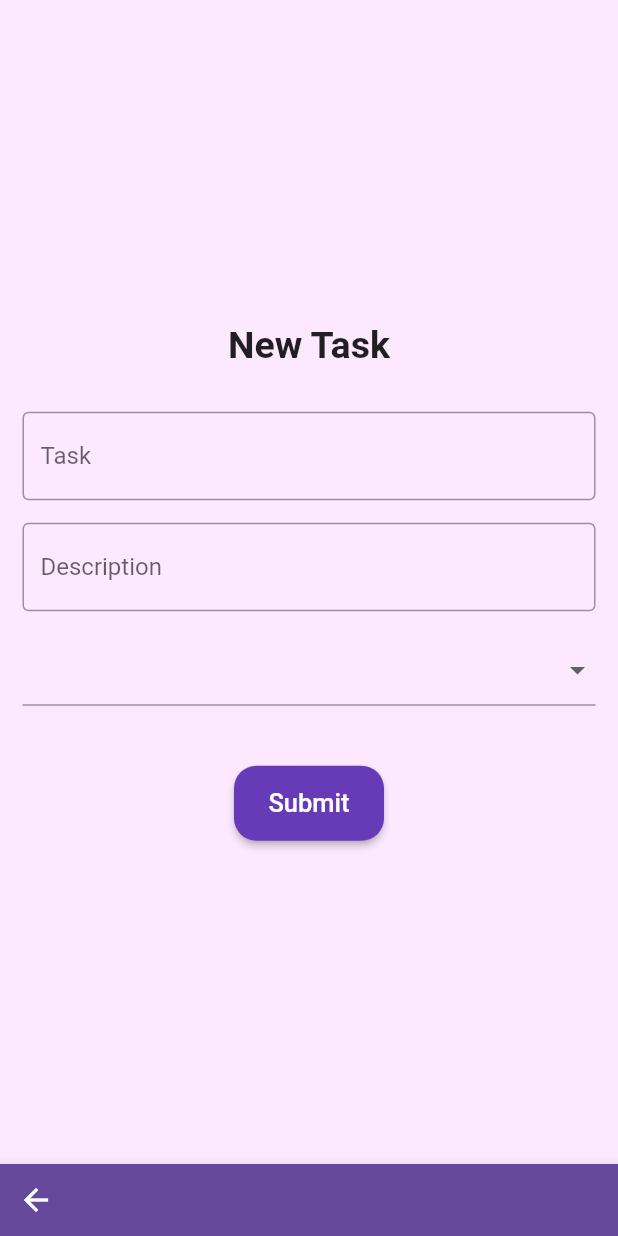
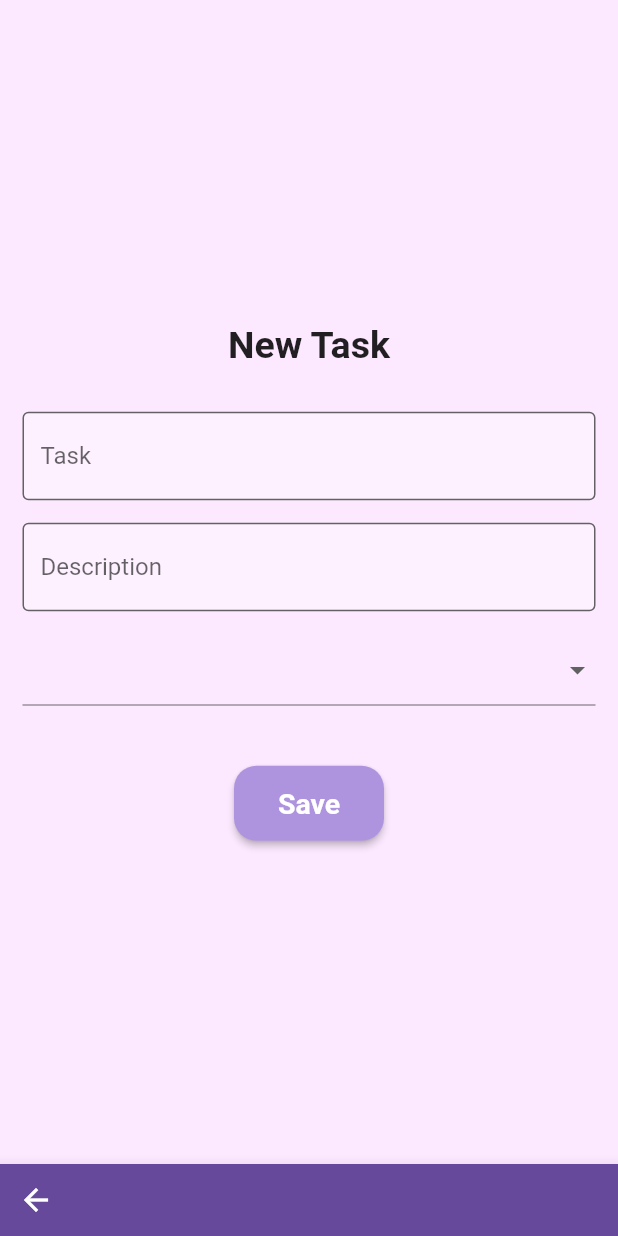
Before and after one commit to ArthurBufon/flutter_todo_app, a Flutter app: the screen it shows after launch, after a tap on the "add" icon, on a phone screen of 412 x 824 dp. Run offline on Flutter 3.47's test engine with Material 2 defaults, Android fonts, the phone set to English and light mode, and no system bars; our stand-ins replace cloud_firestore, firebase_core, flutter_slidable; accounts and stored records are empty.

Commit message:
Changed submit button color.

```diff
--- a/lib/widgets/task/new_task.dart
+++ b/lib/widgets/task/new_task.dart
@@ -102,6 +102,8 @@ class _NewTaskState extends State<NewTask> {
                     TextFormField(
                       controller: taskNameController,
                       decoration: const InputDecoration(
+                        filled: true,
+                        fillColor: Color.fromARGB(255, 253, 241, 255),
                         border: OutlineInputBorder(),
                         labelText: 'Task',
                       ),
@@ -118,6 +120,8 @@ class _NewTaskState extends State<NewTask> {
                     TextFormField(
                       controller: taskDescController,
                       decoration: const InputDecoration(
+                        filled: true,
+                        fillColor: Color.fromARGB(255, 253, 241, 255),
                         border: OutlineInputBorder(),
                         labelText: 'Description',
                       ),
@@ -166,17 +170,21 @@ class _NewTaskState extends State<NewTask> {
                                 taskTag: taskTag);
                           }
                         },
-                        // Submit Form.
                         style: ButtonStyle(
-                          shape: MaterialStatePropertyAll(
-                            RoundedRectangleBorder(
-                              borderRadius: BorderRadius.circular(15),
+                            shape: MaterialStatePropertyAll(
+                              RoundedRectangleBorder(
+                                borderRadius: BorderRadius.circular(15),
+                              ),
                             ),
+                            backgroundColor: const MaterialStatePropertyAll(
+                              Color.fromARGB(255, 174, 148, 222),
+                            )),
+                        child: const Text(
+                          'Save',
+                          style: TextStyle(
+                            fontSize: 19,
+                            fontWeight: FontWeight.bold,
                           ),
-                        ),
-                        child: const Text(
-                          'Submit',
-                          style: TextStyle(fontSize: 17),
                         ),
                       ),
                     ),
--- a/lib/widgets/todo_list.dart
+++ b/lib/widgets/todo_list.dart
@@ -34,7 +34,30 @@ class _TodoListState extends State<TodoList> {
 
   @override
   Widget build(BuildContext context) {
-    return StreamBuilder<QuerySnapshot>(
+    return Column(
+      children: [
+        // Name of the screen
+        Flexible(
+          child: Row(
+            mainAxisAlignment: MainAxisAlignment.center,
+            children: const [
+              Text(
+                'My Tasks',
+                style: TextStyle(
+                  fontSize: 22,
+                  fontWeight: FontWeight.bold,
+                  color: Color.fromARGB(255, 176, 96, 190),
+                ),
+              ),
+            ],
+          ),
+        ),
+
+        const SizedBox(height: 20),
+
+        // List of Tasks.
+        Flexible(
+          child: StreamBuilder<QuerySnapshot>(
             // Snapshot contém todos os documentos da coleção tasks do firestore.
             stream: db.collection('tasks').snapshots(),
             builder: (context, snapshot) {
@@ -49,7 +72,8 @@ class _TodoListState extends State<TodoList> {
               return ListView(
                 children: snapshot.data!.docs.map((DocumentSnapshot document) {
                   // Transforma snapshot dos documentos em um map (array com keys e values).
-            Map<String, dynamic> data = document.data() as Map<String, dynamic>;
+                  Map<String, dynamic> data =
+                      document.data() as Map<String, dynamic>;
 
                   // Faz 1 card para cada item do map data.
                   return Column(
@@ -60,8 +84,10 @@ class _TodoListState extends State<TodoList> {
                           motion: const ScrollMotion(),
                           children: [
                             SlidableAction(
-                        onPressed: (context) => _deleteTaskItem(document.id),
-                        backgroundColor: const Color.fromARGB(255, 234, 71, 62),
+                              onPressed: (context) =>
+                                  _deleteTaskItem(document.id),
+                              backgroundColor:
+                                  const Color.fromARGB(255, 234, 71, 62),
                               foregroundColor: Colors.white,
                               icon: Icons.delete_forever,
                               label: 'Delete',
@@ -72,7 +98,7 @@ class _TodoListState extends State<TodoList> {
                           decoration: const BoxDecoration(
                             boxShadow: [
                               BoxShadow(
-                          color: Color.fromARGB(255, 155, 155, 155),
+                                color: Color.fromARGB(255, 197, 197, 197),
                                 blurRadius: 25.0,
                               ),
                             ],
@@ -82,11 +108,13 @@ class _TodoListState extends State<TodoList> {
                               side: const BorderSide(
                                 color: Color.fromARGB(255, 242, 208, 255),
                               ),
-                        borderRadius: BorderRadius.circular(18.0),
+                              borderRadius: BorderRadius.circular(16.0),
                             ),
                             child: ListTile(
                               leading: Icon(
-                          (data['tag'] == 'work') ? Icons.work : Icons.backpack,
+                                (data['tag'] == 'work')
+                                    ? Icons.work
+                                    : Icons.backpack,
                                 size: 35,
                               ),
                               title: Text(
@@ -107,8 +135,8 @@ class _TodoListState extends State<TodoList> {
                                 Navigator.push(
                                   context,
                                   MaterialPageRoute(
-                              builder: (context) =>
-                                  EditTask(taskId: document.id, taskData: data),
+                                    builder: (context) => EditTask(
+                                        taskId: document.id, taskData: data),
                                   ),
                                 );
                               },
@@ -122,6 +150,9 @@ class _TodoListState extends State<TodoList> {
                 }).toList(),
               );
             },
+          ),
+        ),
+      ],
     );
   }
 }
```
Also changed, not shown: lib/widgets/task/edit_task.dart (+25 -11 lines). Lines whose indentation alone changed are shown as unchanged.
